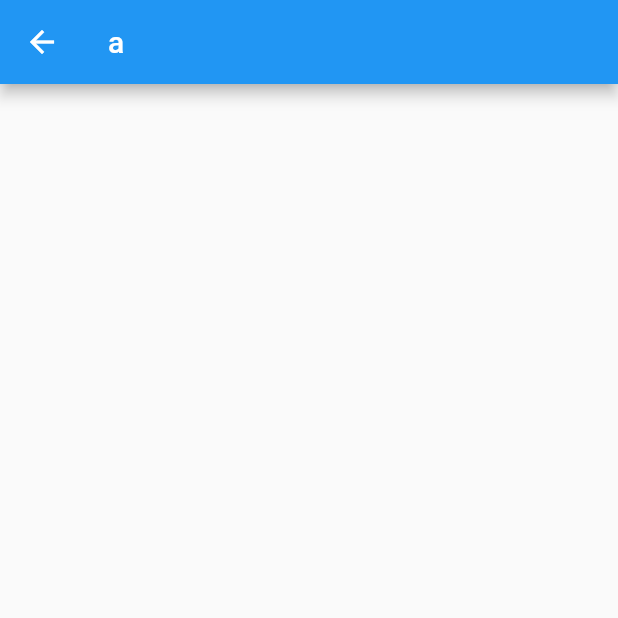
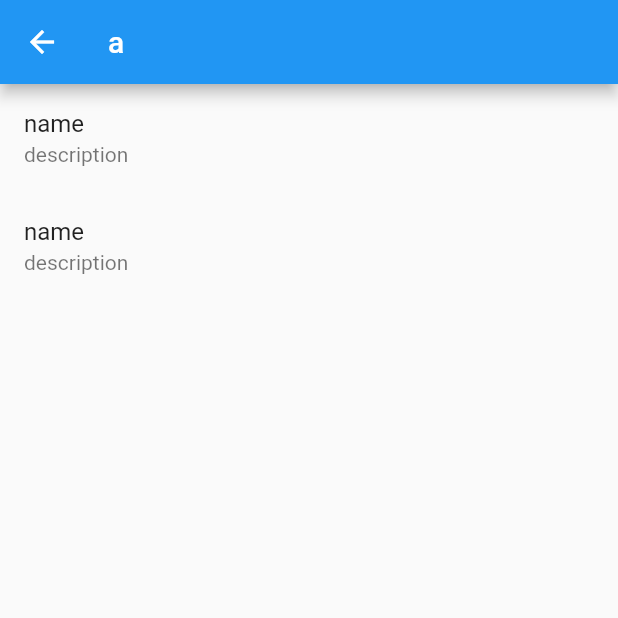
Before and after one commit to val-pu/fredy2, a Flutter app: the LandingPage screen opened directly, on a phone screen of 412 x 824 dp, the top half of it. Run offline on Flutter 3.47's test engine with Material 2 defaults, Android fonts, the phone set to English and light mode, and no system bars.

Commit message:
Landingpage hinzugefuegt

```diff
--- a/lib/landingpage.dart
+++ b/lib/landingpage.dart
@@ -1,7 +1,12 @@
 import 'package:flutter/material.dart';
+import 'package:fredy2/groups/grouppage.dart';
 
 class LandingPage extends StatefulWidget {
-  const LandingPage({super.key});
+  LandingPage({super.key}) {
+    groups.add(GroupItem("Test", "name", "description"));
+  }
+
+  final groups = <GroupItem>[GroupItem("id", "name", "description")];
 
   @override
   State<StatefulWidget> createState() {
@@ -10,11 +15,40 @@ class LandingPage extends StatefulWidget {
 }
 
 class _LandingPageState extends State<LandingPage> {
+  void startGroupActivity(String id) {
+    var s = const SnackBar(
+      content: Text("Landing Page"),
+    );
+    Navigator.push(context,
+        MaterialPageRoute(builder: (context) => GroupPage(groupId: id)));
+  }
+
   @override
   Widget build(BuildContext context) {
     return Scaffold(
         appBar: AppBar(
-      title: const Text("a"),
-    ));
+          title: const Text("a"),
+        ),
+        body: ListView.builder(
+          itemCount: widget.groups.length,
+          itemBuilder: (context, i) {
+            var currentGroup = widget.groups[i];
+            return ListTile(
+              title: Text(currentGroup.name),
+              onTap: () {
+                startGroupActivity(currentGroup.id);
+              },
+              subtitle: Text(currentGroup.description),
+            );
+          },
+        ));
   }
 }
+
+class GroupItem {
+  final String id;
+  final String name;
+  final String description;
+
+  GroupItem(this.id, this.name, this.description);
+}
```
